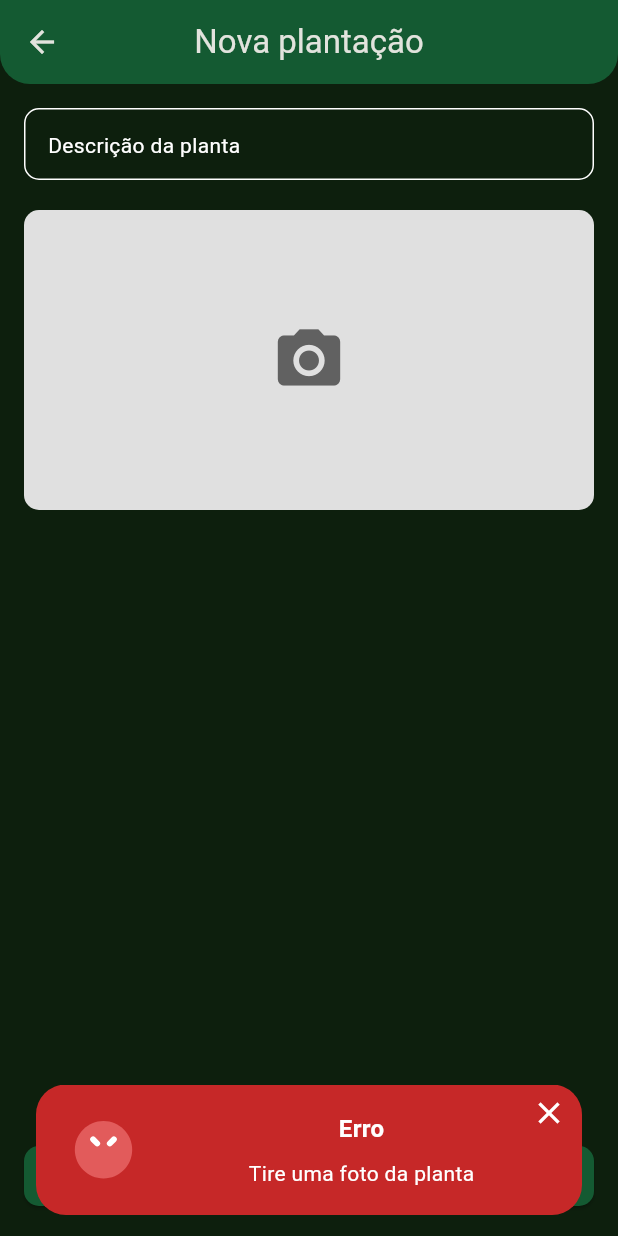
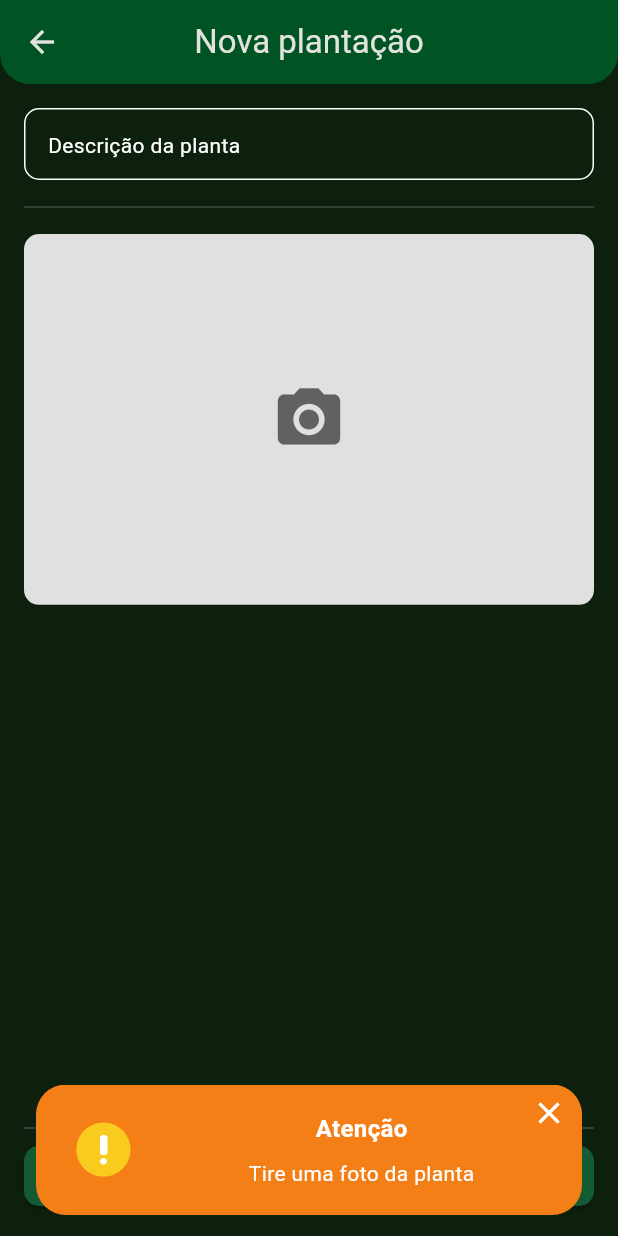
Before and after one commit to lucas3g/school_planting, a Flutter app: the PlantingPage screen opened directly, after a tap on "Salvar", on a phone screen of 412 x 824 dp. Run offline on Flutter 3.47's test engine with Material 3 defaults, Android fonts, the phone set to English and light mode, and no system bars; our stand-ins replace dio, firebase_core, flutter_bloc, geolocator, get_it, google_fonts and 7 more; missing offline and left inert: google_sign_in_platform_interface; accounts and stored records are empty.

Commit message:
refactor: ajustar comportamento de campos de texto e melhorar tema do aplicativo

```diff
--- a/lib/modules/planting/presentation/planting_page.dart
+++ b/lib/modules/planting/presentation/planting_page.dart
@@ -49,16 +49,19 @@ class _PlantingPageState extends State<PlantingPage> {
     if (_image == null) {
       showAppSnackbar(
         context,
-        title: 'Erro',
+        title: 'Atenção',
         message: 'Tire uma foto da planta',
-        type: TypeSnack.error,
+        type: TypeSnack.warning,
       );
+
       return;
     }
 
     final permission = await Geolocator.requestPermission();
     if (permission == LocationPermission.denied ||
         permission == LocationPermission.deniedForever) {
+      if (!mounted) return;
+
       showAppSnackbar(
         context,
         title: 'Erro',
@@ -129,12 +132,15 @@ class _PlantingPageState extends State<PlantingPage> {
                 borderColor: Colors.white,
                 controller: _descController,
                 hint: 'Descrição da planta',
+                textArea: true,
               ),
-              const SizedBox(height: 20),
+              const SizedBox(height: 10),
+              Divider(),
+              const SizedBox(height: 10),
               GestureDetector(
                 onTap: _takePhoto,
                 child: Container(
-                  height: 200,
+                  height: context.screenHeight * .3,
                   width: double.infinity,
                   decoration: BoxDecoration(
                     color: Colors.grey.shade300,
@@ -157,6 +163,7 @@ class _PlantingPageState extends State<PlantingPage> {
                 ),
               ),
               const Spacer(),
+              Divider(),
               BlocBuilder<PlantingBloc, PlantingStates>(
                 bloc: _bloc,
                 builder: (context, state) {
--- a/lib/shared/components/text_form_field.dart
+++ b/lib/shared/components/text_form_field.dart
@@ -73,6 +73,7 @@ class _AppTextFormFieldState extends State<AppTextFormField> {
       obscureText: _hideInput,
       controller: widget.controller,
       cursorColor: widget.borderColor ?? context.myTheme.surface,
+      maxLines: widget.textArea ? null : 1,
       style: context.textTheme.bodyLarge?.copyWith(
         color: widget.borderColor ?? context.myTheme.surface,
         decorationColor: Colors.transparent,
--- a/lib/shared/themes/theme.dart
+++ b/lib/shared/themes/theme.dart
@@ -34,7 +34,7 @@ final darkThemeApp = ThemeData(
   fontFamily: GoogleFonts.roboto().fontFamily,
   colorScheme: darkColorSchemePapagaio,
   appBarTheme: AppBarTheme(
-    backgroundColor: darkColorSchemePapagaio.onPrimary,
+    backgroundColor: darkColorSchemePapagaio.primaryContainer,
     centerTitle: true,
   ),
   dialogTheme: const DialogThemeData(
@@ -48,7 +48,7 @@ final darkThemeApp = ThemeData(
         (states) => darkColorSchemePapagaio.onSurface,
       ),
       backgroundColor: WidgetStateProperty.resolveWith(
-        (states) => darkColorSchemePapagaio.onPrimary,
+        (states) => darkColorSchemePapagaio.primaryContainer,
       ),
     ),
   ),
```
Also changed, not shown: lib/modules/home/presentation/widgets/card_user_widget.dart (+6 -2 lines), lib/modules/home/presentation/widgets/controller/map_planting_controller.dart (+0 -15 lines), assets/images/logo.png, assets/images/xlogo.png (added).
